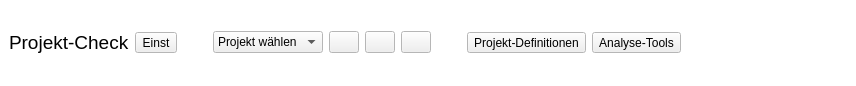
The window that projektcheck/ui/ProjektCheck_dockwidget_base.ui (projektcheck/ProjektCheck-QGIS) describes before a commit, drawn with Qt 5.
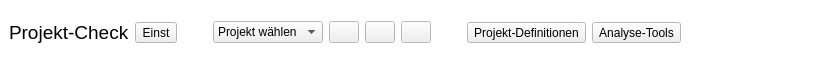
The same window after the commit. Icons and pictures are not drawn.

Diff of the .ui file:
```diff
--- a/projektcheck/ui/ProjektCheck_dockwidget_base.ui
+++ b/projektcheck/ui/ProjektCheck_dockwidget_base.ui
@@ -6,8 +6,8 @@
    <rect>
     <x>0</x>
     <y>0</y>
-    <width>856</width>
-    <height>86</height>
+    <width>825</width>
+    <height>66</height>
    </rect>
   </property>
   <property name="sizePolicy">
```
